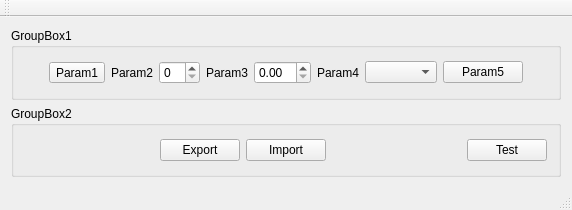
First picture: the form in Spikes/CmdStackApp/mainwindow.ui, repository djeemie2000/SynthPlayground, before the edit.
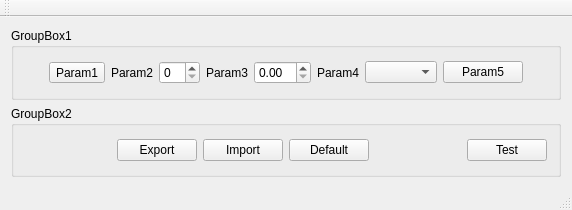
Second picture: the form after the edit.

Commit message: Added defaults, app specific vs common #36

The edit to the form file:
```diff
--- a/Spikes/CmdStackApp/mainwindow.ui
+++ b/Spikes/CmdStackApp/mainwindow.ui
@@ -134,6 +134,13 @@
          </property>
         </widget>
        </item>
+       <item>
+        <widget class="QPushButton" name="pushButton_Default">
+         <property name="text">
+          <string>Default</string>
+         </property>
+        </widget>
+       </item>
        <item>
         <spacer name="horizontalSpacer_4">
          <property name="orientation">
```
The commit also changes 8 other files.
